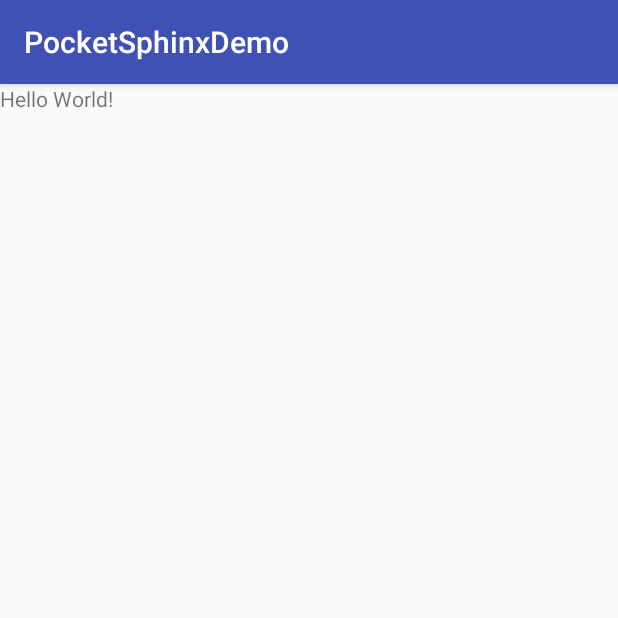
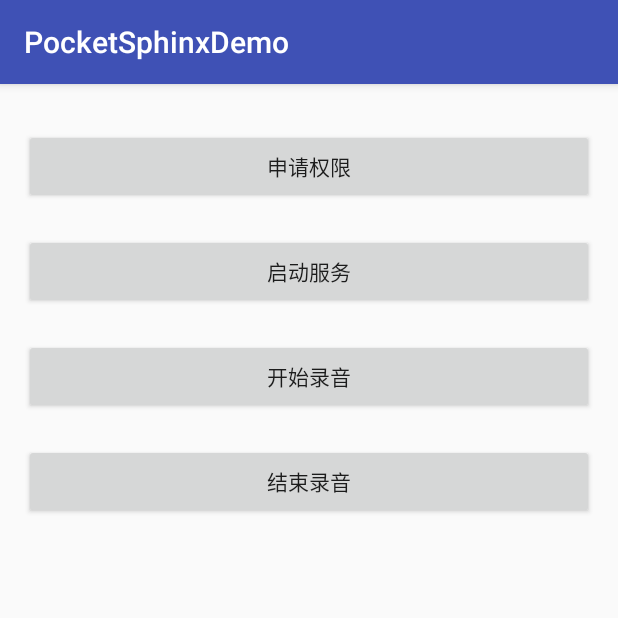
Before and after one commit to eson-yunfei/PocketSphinxDemo, an Android app: the screen it shows after launch (MainActivity), on a phone screen of 412 x 824 dp, the top half of it. Run offline under Robolectric (Android 15) with nearby library versions, the phone set to English and light mode, and no system bars; libraries missing offline, so code that uses them is left out: pub.devrel.easypermissions.

Commit message:
添加权限申请，完成业务流程

```diff
--- a/app/build.gradle
+++ b/app/build.gradle
@@ -25,6 +25,7 @@ dependencies {
         exclude group: 'com.android.support', module: 'support-annotations'
     })
     implementation 'androidx.appcompat:appcompat:1.6.1'
+    implementation 'pub.devrel:easypermissions:3.0.0'
     testImplementation 'junit:junit:4.13.2'
     implementation project(':pocketsphinx')
 }
--- a/app/src/main/java/com/eson/psx/MainActivity.java
+++ b/app/src/main/java/com/eson/psx/MainActivity.java
@@ -1,11 +1,16 @@
 package com.eson.psx;
 
+import android.Manifest;
+import android.annotation.SuppressLint;
 import android.content.Intent;
+import android.os.Bundle;
 import android.os.Handler;
 import android.os.Looper;
-import android.os.Bundle;
 import android.util.Log;
+import android.view.View;
+import android.widget.Toast;
 
+import androidx.annotation.NonNull;
 import androidx.appcompat.app.AppCompatActivity;
 
 import java.util.List;
@@ -14,50 +19,108 @@ import edu.cmu.pocketsphinx.PocketListener;
 import edu.cmu.pocketsphinx.PocketSphinxService;
 import edu.cmu.pocketsphinx.PocketSphinxUtil;
 import edu.cmu.pocketsphinx.kit.RecognizerSetupListener;
+import pub.devrel.easypermissions.AfterPermissionGranted;
+import pub.devrel.easypermissions.EasyPermissions;
+import pub.devrel.easypermissions.PermissionRequest;
 
-public class MainActivity extends AppCompatActivity {
+public class MainActivity extends AppCompatActivity implements View.OnClickListener {
 
     private Intent serviceIntent;
     private PocketSphinxUtil pocketSphinxUtil;
 
+    @SuppressLint("MissingInflatedId")
     @Override
     protected void onCreate(Bundle savedInstanceState) {
         super.onCreate(savedInstanceState);
         setContentView(R.layout.activity_main);
 
+        findViewById(R.id.request_permission).setOnClickListener(this);
+        findViewById(R.id.start_service).setOnClickListener(this);
+        findViewById(R.id.start_record).setOnClickListener(this);
+        findViewById(R.id.stop_record).setOnClickListener(this);
+    }
 
+    @SuppressLint("NonConstantResourceId")
+    @Override
+    public void onClick(View view) {
+        switch (view.getId()) {
+            case R.id.request_permission:
+                onRecordAudioGranted();
+                break;
+            case R.id.start_service:
+                if (hasRecordAudioPermission()) {
+                    startPocketSphinxService();
+                } else {
+                    Toast.makeText(this, "请先申请权限", Toast.LENGTH_SHORT).show();
+                }
+                break;
+            case R.id.start_record:
+                if (serviceIntent == null) {
+                    Toast.makeText(this, "请先开启服务", Toast.LENGTH_SHORT).show();
+                } else {
+                    new Handler(Looper.getMainLooper())
+                            .postDelayed(this::forTest, 5_000);
+                }
+                break;
+            case R.id.stop_record:
+                if (pocketSphinxUtil != null) {
+                    pocketSphinxUtil.stopRecord();
+                }
+                break;
+            default:
+                break;
+        }
+    }
+
+    private boolean hasRecordAudioPermission() {
+        return EasyPermissions.hasPermissions(this, Manifest.permission.RECORD_AUDIO);
+    }
+
+    @AfterPermissionGranted(100)
+    private void onRecordAudioGranted() {
+        if (hasRecordAudioPermission()) {
+            Toast.makeText(this, "已获取录音权限", Toast.LENGTH_SHORT).show();
+        }else {
+            EasyPermissions.requestPermissions(new PermissionRequest.Builder(this, 100, Manifest.permission.RECORD_AUDIO)
+                    .build());
+        }
+    }
+
+    @Override
+    public void onRequestPermissionsResult(int requestCode, @NonNull String[] permissions, @NonNull int[] grantResults) {
+        super.onRequestPermissionsResult(requestCode, permissions, grantResults);
+        EasyPermissions.onRequestPermissionsResult(requestCode,permissions,grantResults,this);
+    }
+
+    private void startPocketSphinxService() {
         serviceIntent = new Intent();
         serviceIntent.setClass(this, PocketSphinxService.class);
         startService(serviceIntent);
+        Toast.makeText(this,"PocketSphinxService 启动成功",Toast.LENGTH_SHORT).show();
+    }
+
+    @Override
+    protected void onPause() {
+        super.onPause();
+        if (pocketSphinxUtil != null) {
+            pocketSphinxUtil.stopRecord();
+        }
     }
 
     @Override
     protected void onStop() {
         super.onStop();
-        stopService(serviceIntent);
+        if (serviceIntent != null) {
+            stopService(serviceIntent);
+        }
     }
 
 
-    @Override
-    protected void onResume() {
-        super.onResume();
-
-        new Handler(Looper.getMainLooper())
-                .postDelayed(new Runnable() {
-                    @Override
-                    public void run() {
-                        forTest();
-                    }
-                },5_000);
-
-    }
-
-    void forTest(){
+    void forTest() {
         pocketSphinxUtil = PocketSphinxUtil.get();
-        if (pocketSphinxUtil == null){
+        if (pocketSphinxUtil == null) {
             return;
         }
-
         pocketSphinxUtil.runRecognizerSetup(new RecognizerSetupListener() {
             @Override
             public void onRecognizerAlreadySetup() {
@@ -88,12 +151,12 @@ public class MainActivity extends AppCompatActivity {
 
             @Override
             public void onSpeechResult(List<String> strings) {
-                Log.d("MainActivity","find result =" + strings);
-                if (strings == null){
+                Log.d("MainActivity", "find result =" + strings);
+                if (strings == null) {
                     return;
                 }
                 for (String string : strings) {
-                    Log.d("MainActivity","find string =" + string);
+                    Log.d("MainActivity", "find string =" + string);
                 }
 
 
--- a/app/src/main/res/layout/activity_main.xml
+++ b/app/src/main/res/layout/activity_main.xml
@@ -5,11 +5,37 @@
     android:layout_width="match_parent"
     android:layout_height="match_parent"
     android:orientation="vertical"
+    android:paddingStart="16dp"
+    android:paddingEnd="16dp"
     tools:context="com.eson.psx.MainActivity">
 
-    <TextView
-        android:layout_width="wrap_content"
-        android:layout_height="wrap_content"
-        android:text="Hello World!" />
+    <androidx.appcompat.widget.AppCompatButton
+        android:layout_marginTop="30dp"
+        android:id="@+id/request_permission"
+        android:layout_width="match_parent"
+        android:layout_height="50dp"
+        android:text="申请权限" />
+
+    <androidx.appcompat.widget.AppCompatButton
+        android:layout_marginTop="20dp"
+        android:id="@+id/start_service"
+        android:layout_width="match_parent"
+        android:layout_height="50dp"
+        android:text="启动服务" />
+
+    <androidx.appcompat.widget.AppCompatButton
+        android:layout_marginTop="20dp"
+        android:id="@+id/start_record"
+        android:layout_width="match_parent"
+        android:layout_height="50dp"
+        android:text="开始录音" />
+
+
+    <androidx.appcompat.widget.AppCompatButton
+        android:layout_marginTop="20dp"
+        android:id="@+id/stop_record"
+        android:layout_width="match_parent"
+        android:layout_height="50dp"
+        android:text="结束录音" />
 
 </LinearLayout>
--- a/pocketsphinx/build.gradle
+++ b/pocketsphinx/build.gradle
@@ -2,12 +2,12 @@ apply plugin: 'com.android.library'
 
 
 android {
-    compileSdkVersion 25
+    compileSdkVersion 34
 
 
     defaultConfig {
         minSdkVersion 14
-        targetSdkVersion 25
+        targetSdkVersion 33
 
         testInstrumentationRunner 'androidx.test.runner.AndroidJUnitRunner'
 
```
Also changed, not shown: 2 other files.
